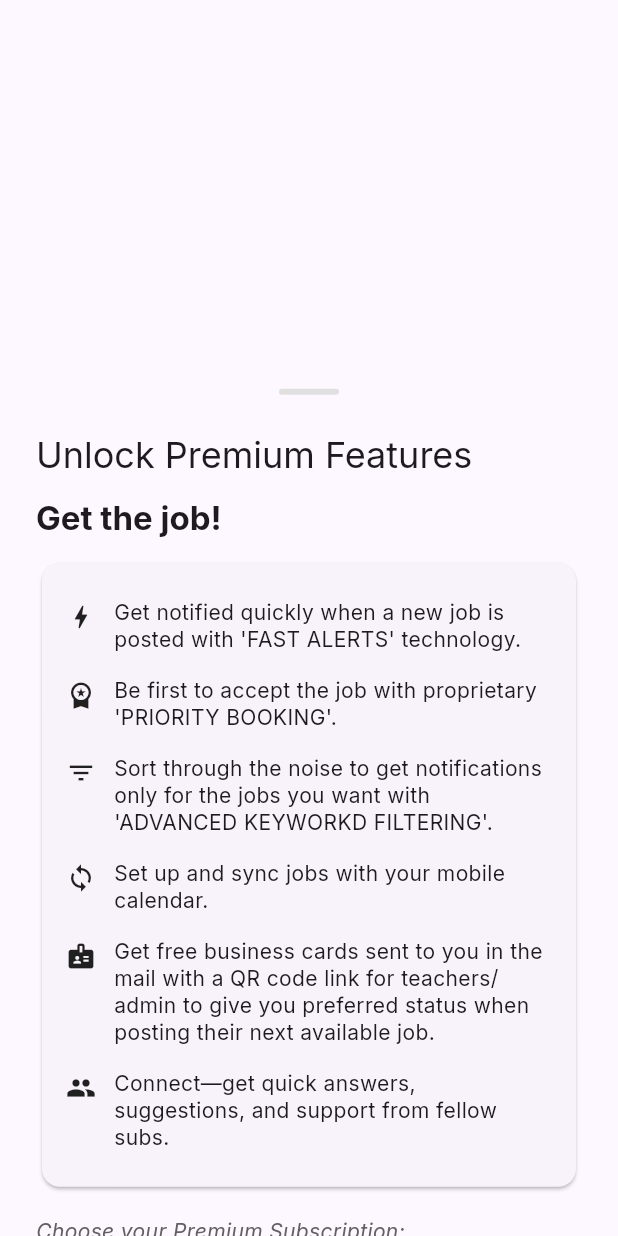
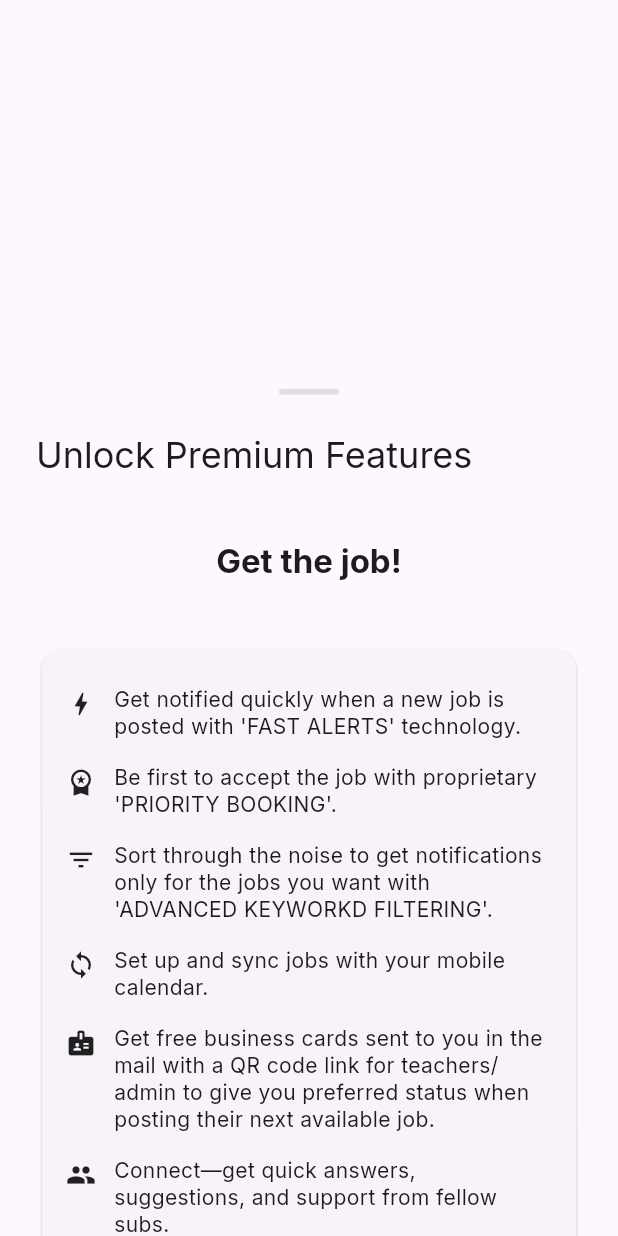
Before and after one commit to mckaysmith27/frontline_watcher, a Flutter app: the PremiumUnlockBottomSheet widget shown alone on an empty page, opened directly, on a phone screen of 412 x 824 dp. Run offline on Flutter 3.47's test engine with Material 3 defaults, Android fonts, the phone set to English and light mode, and no system bars; our stand-ins replace cloud_firestore, cloud_functions, firebase_auth, firebase_core, firebase_messaging, firebase_storage and 12 more; missing offline and left inert: add_2_calendar, flutter_stripe; accounts and stored records are empty; generated files the repository leaves out were written again.

Commit message:
Stabilize premium headline and fix map time filtering.
Give the premium marketing headline a fixed-height container to prevent sheet layout jumps, and make time-based school filtering require valid per-school travel times so out-of-range schools aren't incorrectly included.

```diff
--- a/lib/widgets/premium_unlock_bottom_sheet.dart
+++ b/lib/widgets/premium_unlock_bottom_sheet.dart
@@ -45,7 +45,11 @@ class _PremiumUnlockBottomSheetState extends State<PremiumUnlockBottomSheet> {
 
     Widget child;
     if (_headlineIndex == 0) {
-      child = Text('Get the job!', style: style);
+      child = Text(
+        'Get the job!',
+        style: style,
+        textAlign: TextAlign.center,
+      );
     } else if (_headlineIndex == 1) {
       child = Text.rich(
         TextSpan(
@@ -56,17 +60,32 @@ class _PremiumUnlockBottomSheetState extends State<PremiumUnlockBottomSheet> {
             TextSpan(text: ' prefer.'),
           ],
         ),
+        textAlign: TextAlign.center,
       );
     } else {
-      child = Text("Connect with other subs, and share in each other's experience.", style: style);
+      child = Text(
+        "Connect with other subs, and share in each other's experience.",
+        style: style,
+        textAlign: TextAlign.center,
+      );
     }
 
-    return AnimatedSwitcher(
-      duration: const Duration(milliseconds: 350),
-      child: SizedBox(
-        key: ValueKey(_headlineIndex),
-        width: double.infinity,
-        child: child,
+    // Keep this area a fixed height so the rest of the sheet doesn't jump
+    // as sentences change length.
+    return SizedBox(
+      height: 86,
+      child: AnimatedSwitcher(
+        duration: const Duration(milliseconds: 350),
+        child: SizedBox(
+          key: ValueKey(_headlineIndex),
+          width: double.infinity,
+          child: Center(
+            child: Padding(
+              padding: const EdgeInsets.symmetric(horizontal: 8),
+              child: child,
+            ),
+          ),
+        ),
       ),
     );
   }
--- a/lib/widgets/school_map_widget.dart
+++ b/lib/widgets/school_map_widget.dart
@@ -54,8 +54,17 @@ class _SchoolMapWidgetState extends State<SchoolMapWidget> {
   bool _schoolsNotWithinExpanded = false;
   bool _nonAddressedExpanded = false;
 
-  double? _bestMiles(School s) => s.driveDistanceMiles ?? s.distanceMiles;
-  int? _bestMinutes(School s) => s.driveTimeMinutes;
+  double? _bestMiles(School s) {
+    final miles = s.driveDistanceMiles ?? s.distanceMiles;
+    if (miles == null || miles <= 0) return null;
+    return miles;
+  }
+
+  int? _bestMinutes(School s) {
+    final minutes = s.driveTimeMinutes;
+    if (minutes == null || minutes <= 0) return null;
+    return minutes;
+  }
 
   @override
   void initState() {
@@ -637,7 +646,10 @@ class _SchoolMapWidgetState extends State<SchoolMapWidget> {
             // Filter by travel time
             if (_maxTravelTimeMinutes != null) {
               final travelMinutes = _bestMinutes(school);
-              if (travelMinutes != null && travelMinutes > _maxTravelTimeMinutes!) {
+              // If we don't have a valid travel time for this school yet, treat it as out-of-range
+              // (otherwise time-based filtering becomes inaccurate).
+              if (travelMinutes == null) return false;
+              if (travelMinutes > _maxTravelTimeMinutes!) {
                 return false;
               }
             }
```
